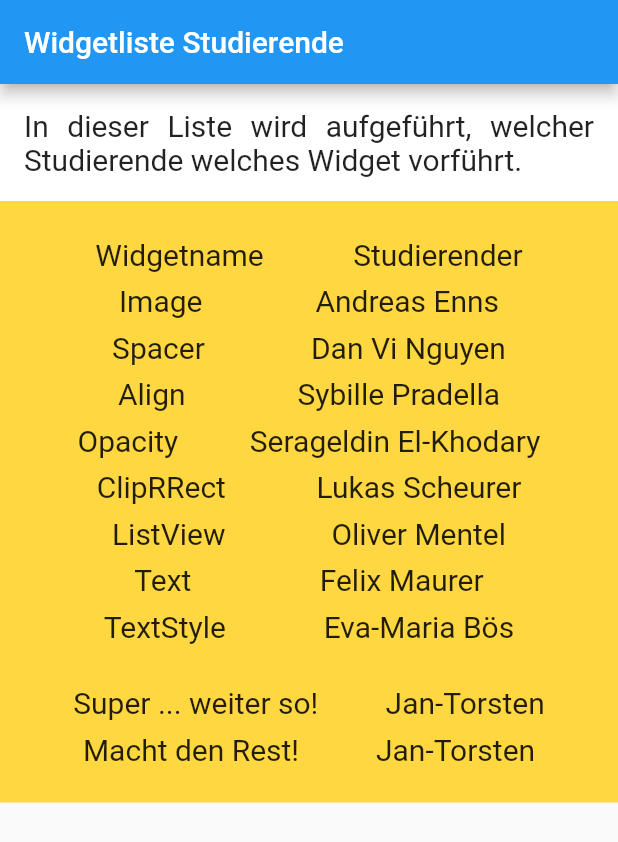
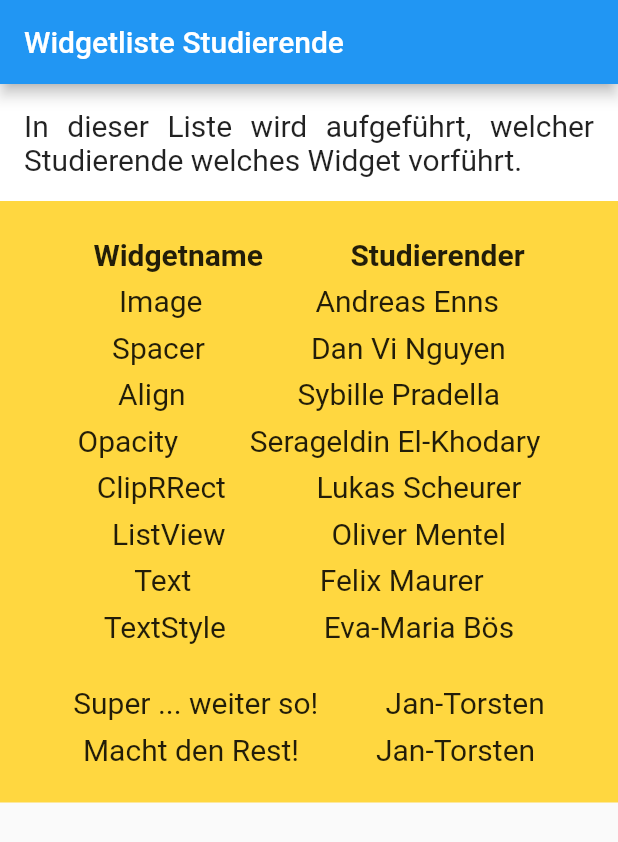
Before and after one commit to drmilde/uebung_1_widgetlist_app, a Flutter app: the screen it shows after launch, on a phone screen of 412 x 824 dp. Shown: the top 842 px of the screen. Run offline on Flutter 3.47's test engine with Material 2 defaults, Android fonts, the phone set to English and light mode, and no system bars.

Commit message:
Named Parameter weight eingeführt

```diff
--- a/lib/main.dart
+++ b/lib/main.dart
@@ -39,11 +39,16 @@ class _WidgetListeStudierendeScreenState
               _spacer(),
               Column(
                 children: <Widget>[
-                  zeileMitWidgetUndStudierendem("Widgetname", "Studierender"),
+                  zeileMitWidgetUndStudierendem(
+                    "Widgetname",
+                    "Studierender",
+                    weight: FontWeight.bold,
+                  ),
                   zeileMitWidgetUndStudierendem("Image", "Andreas Enns"),
                   zeileMitWidgetUndStudierendem("Spacer", "Dan Vi Nguyen"),
                   zeileMitWidgetUndStudierendem("Align", "Sybille Pradella"),
-                  zeileMitWidgetUndStudierendem("Opacity", "Serageldin El-Khodary"),
+                  zeileMitWidgetUndStudierendem(
+                      "Opacity", "Serageldin El-Khodary"),
                   zeileMitWidgetUndStudierendem("ClipRRect", "Lukas Scheurer"),
                   zeileMitWidgetUndStudierendem("ListView", "Oliver Mentel"),
                   zeileMitWidgetUndStudierendem("Text", "Felix Maurer"),
@@ -105,7 +110,8 @@ class _WidgetListeStudierendeScreenState
   /**
    * mit dieser Methode wird die einzelene Zeile erzeugt
    */
-  Widget zeileMitWidgetUndStudierendem(widgetName, studierender) {
+  Widget zeileMitWidgetUndStudierendem(widgetName, studierender,
+      {FontWeight weight = FontWeight.normal}) {
     return Padding(
       padding: const EdgeInsets.all(4.0),
       child: Row(
@@ -113,11 +119,17 @@ class _WidgetListeStudierendeScreenState
         children: <Widget>[
           Text(
             widgetName,
-            style: TextStyle(fontSize: 20),
+            style: TextStyle(
+              fontSize: 20,
+              fontWeight: weight,
+            ),
           ),
           Text(
             studierender,
-            style: TextStyle(fontSize: 20),
+            style: TextStyle(
+              fontSize: 20,
+              fontWeight: weight,
+            ),
           ),
         ],
       ),
```
